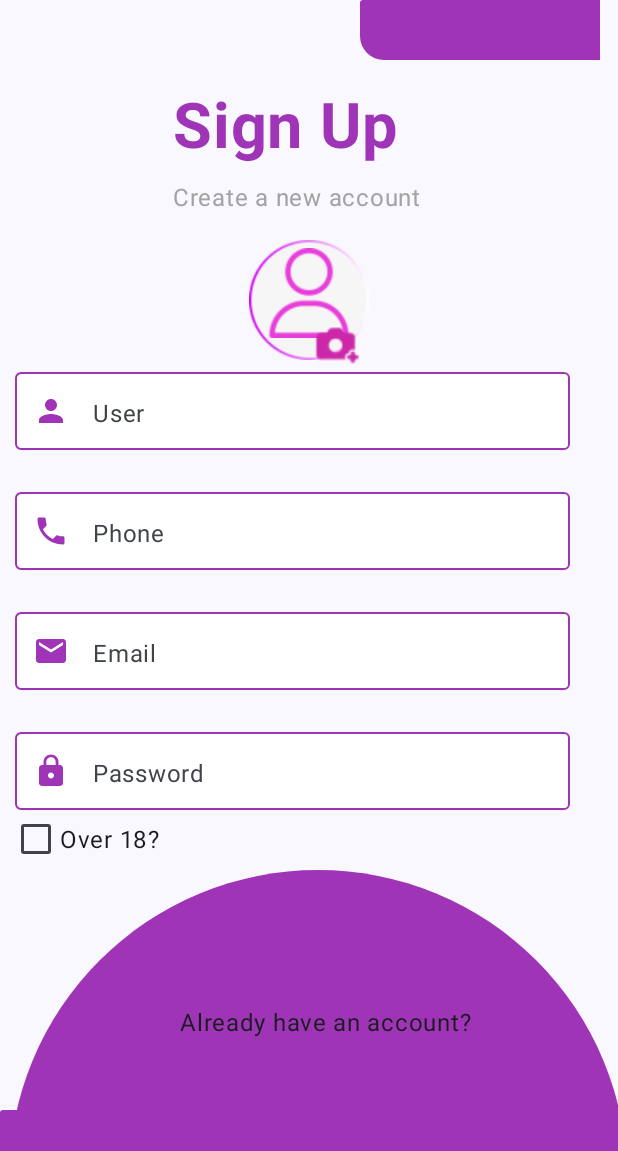
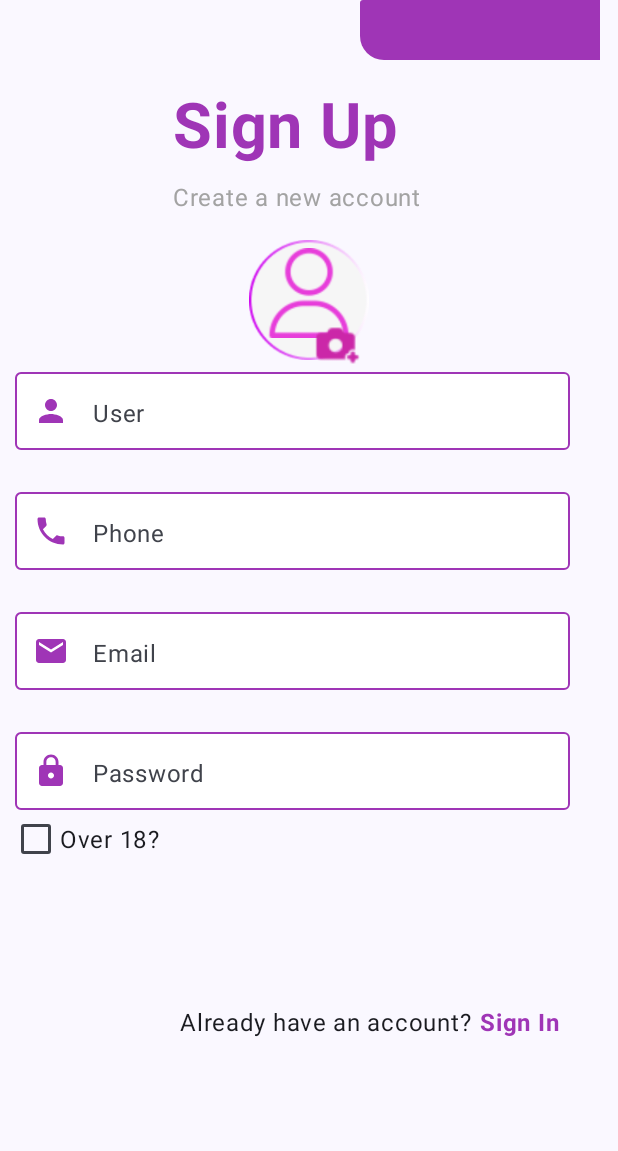
Before and after one commit to GABRIELBARROS06/Projeto-Trip-Room, an Android app built with Jetpack Compose: the signup screen opened through its navigation route, on a phone screen of 412 x 824 dp. Shown: the top 1151 px of the screen. Run offline under Robolectric (Android 15) with nearby library versions, the phone set to English and light mode, and no system bars.

Commit message:
Navegacao completa, porém botão da tela sign up não consegue ser alterado

```diff
--- a/app/src/main/java/br/senai/sp/jandira/trippromm/screens/TelaSignUp.kt
+++ b/app/src/main/java/br/senai/sp/jandira/trippromm/screens/TelaSignUp.kt
@@ -2,6 +2,7 @@ package br.senai.sp.jandira.trippromm.screens
 
 import androidx.compose.foundation.Image
 import androidx.compose.foundation.background
+import androidx.compose.foundation.clickable
 import androidx.compose.foundation.layout.Box
 import androidx.compose.foundation.layout.Column
 import androidx.compose.foundation.layout.Row
@@ -248,30 +249,10 @@ fun TelaSignUp(controleDeNavegacao: NavHostController) {
 
 
     }
-    Button(onClick = { /*TODO*/ },
-        modifier = Modifier
-            .height(70.dp)
-            .width(380.dp)
-            .offset(x = 6.dp, y = 580.dp),
-        colors = ButtonDefaults.buttonColors(
-            containerColor = Color(0xFF9F35B6),
-            contentColor =  Color(0xFFFFFFFF)
-        )
 
-    )
 
-    {
 
-        Row {
-            Text(text = "Create Account",
-                fontWeight = FontWeight.Bold,
-                fontSize = 20.sp
 
-            )
-
-        }
-
-    }
 
     Text(text = "Already have an account?",
         modifier = Modifier
@@ -280,21 +261,24 @@ fun TelaSignUp(controleDeNavegacao: NavHostController) {
     Text(text = "Sign In",
         modifier = Modifier
             .offset(x = 320.dp, y = 670.dp)
-            .fillMaxWidth(),
+            .fillMaxWidth()
+            .clickable {
+                  controleDeNavegacao.navigate("login")
+            },
         fontWeight = FontWeight.Bold,
         color = Color(0xFF9F35B6)
 
     )
+
     Box(modifier = Modifier
         .height(40.dp)
         .width(160.dp)
-        .offset(y = 740.dp)
+        .offset(x = 640.dp)
         .background(
             color = Color(0xFF9F35B6),
-            shape = RoundedCornerShape(2.dp, topEnd = 16.dp)
+            shape = RoundedCornerShape(2.dp, bottomEnd = 16.dp)
         )
     )
-
 
 }
 @Preview(showBackground = true, showSystemUi = true)
```
Also changed, not shown: app/src/main/java/br/senai/sp/jandira/trippromm/screens/TelaHome.kt (+15 -1 lines), app/src/main/java/br/senai/sp/jandira/trippromm/screens/TelaLogin.kt (+8 -2 lines).
